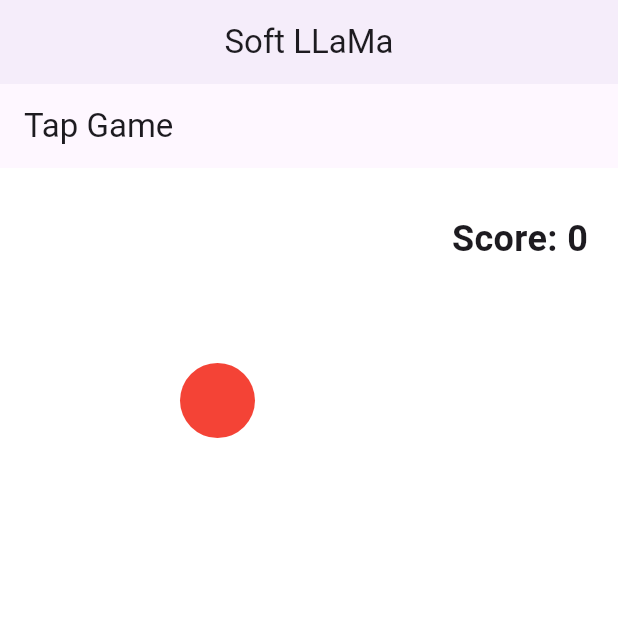
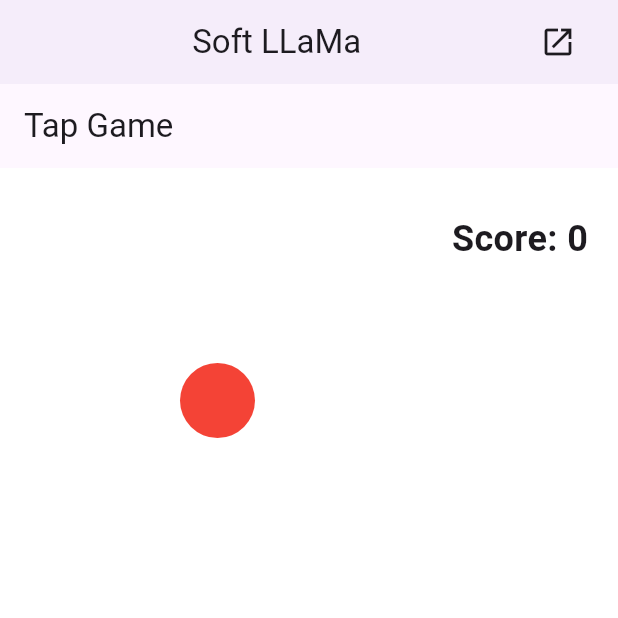
Before and after one commit to Spydonny/soft_llama, a Flutter app: the screen it shows once a user with an empty profile is signed in, after a tap on "Start Game", on a phone screen of 412 x 824 dp, the top half of it. Run offline on Flutter 3.47's test engine with Material 3 defaults, Android fonts, the light colour scheme and no system bars; our stand-ins replace cloud_firestore, firebase_auth, firebase_core; accounts and stored records are empty.

Commit message:
fixing some bugs

```diff
--- a/lib/auth/login_screen.dart
+++ b/lib/auth/login_screen.dart
@@ -14,43 +14,18 @@ class LoginScreen extends StatefulWidget {
 class _LoginScreenState extends State<LoginScreen> {
   final emailController = TextEditingController();
   final passwordController = TextEditingController();
-  Color? _textColor1;
 
   @override
   void didChangeDependencies() {
     super.didChangeDependencies();
-    _textColor1 = Theme
-        .of(context)
-        .textTheme
-        .bodyMedium
-        ?.color;
   }
-
-  void _onEnter1(PointerEvent details) {
-    setState(() {
-      _textColor1 = Theme
-          .of(context)
-          .colorScheme
-          .primary;
-    });
-  }
-
-  void _onExit1(PointerEvent details) {
-    setState(() {
-      _textColor1 = Theme
-          .of(context)
-          .textTheme
-          .bodyMedium
-          ?.color;
-    });
-  }
-
 
   void login(BuildContext context) async {
     final authService = AuthService();
 
     try {
-      await authService.signInWithEmailPassword(emailController.text, passwordController.text,);
+      await authService.signInWithEmailPassword(
+        emailController.text, passwordController.text,);
     } catch (e) {
       String message = '';
       switch (e.toString()) {
@@ -112,9 +87,13 @@ class _LoginScreenState extends State<LoginScreen> {
                 style: theme.textTheme.bodyMedium,
               ),
               TextFieldContainer(
-                controller: emailController, label: 'Ваш email', isPassword: false,),
+                controller: emailController,
+                label: 'Ваш email',
+                isPassword: false,),
               TextFieldContainer(
-                controller: passwordController, label: 'Ваш пароль', isPassword: true,),
+                controller: passwordController,
+                label: 'Ваш пароль',
+                isPassword: true,),
               ElevatedButton(
                 style: ButtonStyle(
                     minimumSize: WidgetStateProperty.all<Size>(
@@ -132,25 +111,17 @@ class _LoginScreenState extends State<LoginScreen> {
                 children: <Widget>[
                   Text('У вас нет аккаунта?   ',
                     style: theme.textTheme.labelSmall,
+                  ), TextButton(
+                    onPressed: () =>
+                        Navigator.of(context).pushReplacement(
+                          MaterialPageRoute(
+                              builder: (context) => const AuthGate(idx: 1,)
+                          ),
+                        ),
+                    child: Text('Зарегестрируйтесь',
+                      style: theme.textTheme.bodyMedium,
+                    ),
                   ),
-                  GestureDetector(
-                    onTap: () =>
-                        Navigator.of(context).pushReplacement(
-                            MaterialPageRoute(
-                                builder: (context) => const AuthGate(idx: 1,)
-                            )
-                        ),
-                    child: MouseRegion(
-                      onEnter: _onEnter1,
-                      onExit: _onExit1,
-                      child: Text('Зарегестрируйтесь',
-                        style: TextStyle(
-                            fontSize: theme.textTheme.bodyMedium?.fontSize,
-                            color: _textColor1
-                        ),
-                      ),
-                    ),
-                  )
                 ],
               ),
               const SizedBox(height: 2,)
--- a/lib/auth/signup_screen.dart
+++ b/lib/auth/signup_screen.dart
@@ -142,7 +142,7 @@ class _SignupScreenState extends State<SignupScreen> {
               TextFieldContainer(
                 controller: lastnameController, label: 'Ваша фамилия', isPassword: false,),
               TextFieldContainer(
-                controller: emailController, label: 'Ваш класс', isPassword: false,),
+                controller: gradeController, label: 'Ваш класс', isPassword: false,),
               TextFieldContainer(
                 controller: emailController, label: 'Ваш email', isPassword: false,),
               TextFieldContainer(
--- a/lib/main/main_page.dart
+++ b/lib/main/main_page.dart
@@ -1,4 +1,5 @@
 import 'package:flutter/material.dart';
+import 'package:soft_llama/auth/services.dart';
 import 'package:soft_llama/game/tap_game.dart';
 
 class MainPage extends StatefulWidget {
@@ -14,9 +15,16 @@ class _MainPageState extends State<MainPage> {
     return Scaffold(
       appBar: AppBar(
         elevation: 1.5,
-        title: const  Center(
-          child: Text('Soft LLaMa'),
-        ),
+        title: Row(
+          mainAxisAlignment: MainAxisAlignment.spaceBetween,
+          children: <Widget>[
+            const SizedBox(width: 5,),
+            const Text('Soft LLaMa'),
+            IconButton(
+              icon: const Icon(Icons.open_in_new),
+                onPressed: AuthService().signOut)
+          ],
+        )
       ),
       body: const TapGameScreen(),
     );
```
Also changed, not shown: firebase.json, 4 other files.
